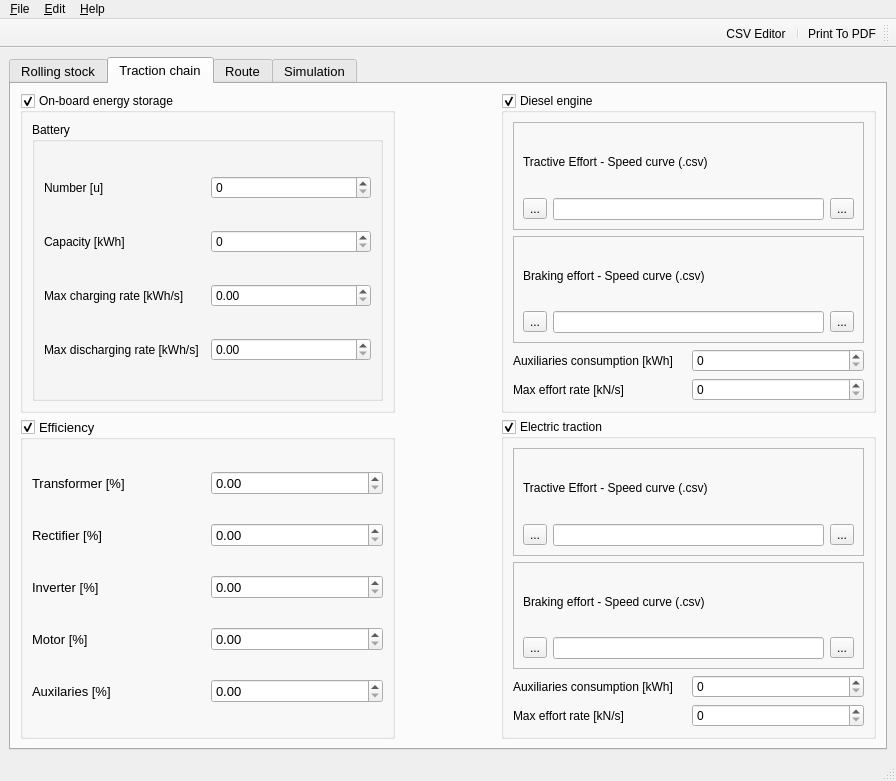
First picture: the form in RailwaySim_GUI.ui, repository danicc097/RailwaySim, before the edit.
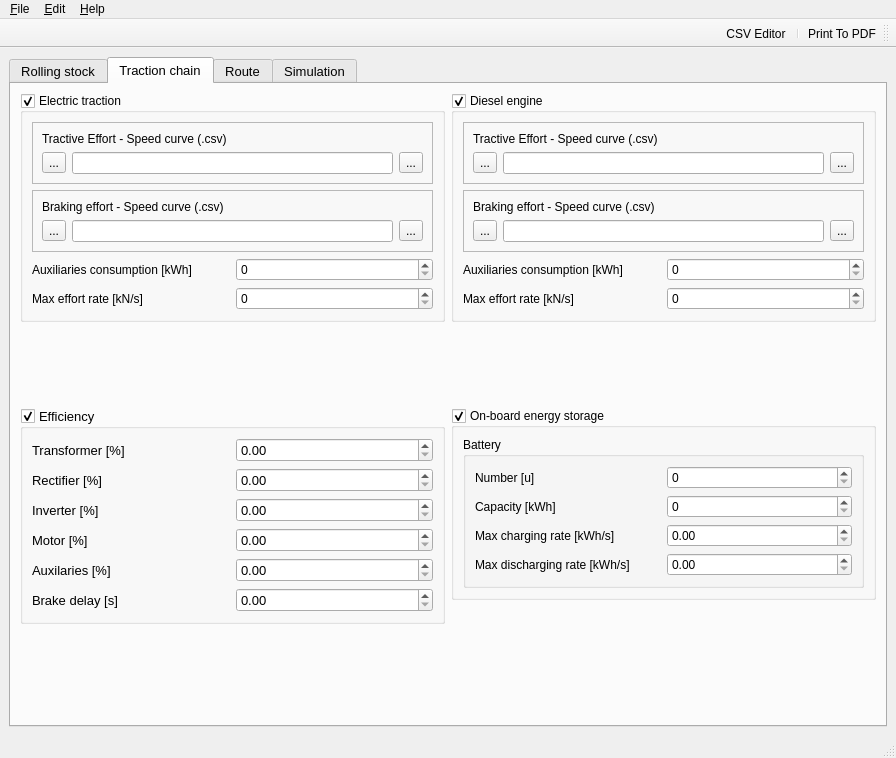
Second picture: the form after the edit. The open tabs and pages were chosen to show the change. Icons and pictures are not drawn.

Patch:
```diff
--- a/RailwaySim_GUI.ui
+++ b/RailwaySim_GUI.ui
@@ -1092,43 +1092,6 @@
           </item>
          </layout>
         </item>
-        <item>
-         <widget class="QGroupBox" name="groupBox_2">
-          <property name="title">
-           <string/>
-          </property>
-          <layout class="QHBoxLayout" name="horizontalLayout_34">
-           <item>
-            <layout class="QHBoxLayout" name="horizontalLayout_30">
-             <item>
-              <widget class="QLabel" name="label_15">
-               <property name="text">
-                <string>Brake delay [s]</string>
-               </property>
-              </widget>
-             </item>
-             <item>
-              <widget class="QSpinBox" name="BRAKE_DELAY"/>
-             </item>
-            </layout>
-           </item>
-           <item>
-            <layout class="QHBoxLayout" name="horizontalLayout_31">
-             <item>
-              <widget class="QLabel" name="label_24">
-               <property name="text">
-                <string>??</string>
-               </property>
-              </widget>
-             </item>
-             <item>
-              <widget class="QSpinBox" name="spinBox_2"/>
-             </item>
-            </layout>
-           </item>
-          </layout>
-         </widget>
-        </item>
        </layout>
       </widget>
       <widget class="QWidget" name="TractionChainTab">
@@ -1136,13 +1099,13 @@
         <string>Traction chain</string>
        </attribute>
        <layout class="QGridLayout" name="gridLayout_5">
-        <item row="2" column="2">
+        <item row="1" column="0" alignment="Qt::AlignTop">
          <widget class="QGroupBox" name="gb_electric_traction">
           <property name="enabled">
            <bool>true</bool>
           </property>
           <property name="sizePolicy">
-           <sizepolicy hsizetype="Expanding" vsizetype="Expanding">
+           <sizepolicy hsizetype="Expanding" vsizetype="Minimum">
             <horstretch>0</horstretch>
             <verstretch>0</verstretch>
            </sizepolicy>
@@ -1155,6 +1118,9 @@
           <property name="title">
            <string>Electric traction</string>
           </property>
+          <property name="alignment">
+           <set>Qt::AlignLeading|Qt::AlignLeft|Qt::AlignTop</set>
+          </property>
           <property name="checkable">
            <bool>true</bool>
           </property>
@@ -1349,13 +1315,421 @@
           </layout>
          </widget>
         </item>
-        <item row="1" column="0">
+        <item row="1" column="1" alignment="Qt::AlignTop">
+         <widget class="QGroupBox" name="gb_diesel_engine">
+          <property name="enabled">
+           <bool>true</bool>
+          </property>
+          <property name="sizePolicy">
+           <sizepolicy hsizetype="Expanding" vsizetype="Minimum">
+            <horstretch>0</horstretch>
+            <verstretch>0</verstretch>
+           </sizepolicy>
+          </property>
+          <property name="font">
+           <font>
+            <pointsize>9</pointsize>
+           </font>
+          </property>
+          <property name="title">
+           <string>Diesel engine</string>
+          </property>
+          <property name="alignment">
+           <set>Qt::AlignLeading|Qt::AlignLeft|Qt::AlignTop</set>
+          </property>
+          <property name="checkable">
+           <bool>true</bool>
+          </property>
+          <property name="checked">
+           <bool>true</bool>
+          </property>
+          <layout class="QVBoxLayout" name="verticalLayout_5">
+           <item>
+            <widget class="QFrame" name="frame_4">
+             <property name="frameShape">
+              <enum>QFrame::StyledPanel</enum>
+             </property>
+             <property name="frameShadow">
+              <enum>QFrame::Raised</enum>
+             </property>
+             <layout class="QVBoxLayout" name="verticalLayout_12">
+              <item alignment="Qt::AlignLeft">
+               <widget class="QLabel" name="label_64">
+                <property name="sizePolicy">
+                 <sizepolicy hsizetype="Expanding" vsizetype="Preferred">
+                  <horstretch>0</horstretch>
+                  <verstretch>0</verstretch>
+                 </sizepolicy>
+                </property>
+                <property name="minimumSize">
+                 <size>
+                  <width>280</width>
+                  <height>0</height>
+                 </size>
+                </property>
+                <property name="text">
+                 <string>Tractive Effort - Speed curve (.csv) </string>
+                </property>
+               </widget>
+              </item>
+              <item>
+               <layout class="QHBoxLayout" name="horizontalLayout_15">
+                <item>
+                 <widget class="QToolButton" name="D_TECurveEditButton">
+                  <property name="font">
+                   <font>
+                    <pointsize>9</pointsize>
+                    <kerning>true</kerning>
+                   </font>
+                  </property>
+                  <property name="text">
+                   <string>...</string>
+                  </property>
+                 </widget>
+                </item>
+                <item>
+                 <widget class="QLineEdit" name="D_TECurveLoadFilename">
+                  <property name="readOnly">
+                   <bool>true</bool>
+                  </property>
+                 </widget>
+                </item>
+                <item>
+                 <widget class="QToolButton" name="D_TECurveLoadButton">
+                  <property name="text">
+                   <string>...</string>
+                  </property>
+                 </widget>
+                </item>
+               </layout>
+              </item>
+             </layout>
+            </widget>
+           </item>
+           <item>
+            <widget class="QFrame" name="frame_5">
+             <property name="frameShape">
+              <enum>QFrame::StyledPanel</enum>
+             </property>
+             <property name="frameShadow">
+              <enum>QFrame::Raised</enum>
+             </property>
+             <layout class="QVBoxLayout" name="verticalLayout_9">
+              <item alignment="Qt::AlignLeft">
+               <widget class="QLabel" name="label_65">
+                <property name="sizePolicy">
+                 <sizepolicy hsizetype="Expanding" vsizetype="Preferred">
+                  <horstretch>0</horstretch>
+                  <verstretch>0</verstretch>
+                 </sizepolicy>
+                </property>
+                <property name="minimumSize">
+                 <size>
+                  <width>280</width>
+                  <height>0</height>
+                 </size>
+                </property>
+                <property name="text">
+                 <string>Braking effort - Speed curve (.csv) </string>
+                </property>
+               </widget>
+              </item>
+              <item>
+               <layout class="QHBoxLayout" name="horizontalLayout_25">
+                <item>
+                 <widget class="QToolButton" name="D_BECurveEditButton">
+                  <property name="font">
+                   <font>
+                    <pointsize>9</pointsize>
+                    <kerning>true</kerning>
+                   </font>
+                  </property>
+                  <property name="text">
+                   <string>...</string>
+                  </property>
+                 </widget>
+                </item>
+                <item>
+                 <widget class="QLineEdit" name="D_BECurveLoadFilename">
+                  <property name="readOnly">
+                   <bool>true</bool>
+                  </property>
+                 </widget>
+                </item>
+                <item>
+                 <widget class="QToolButton" name="D_BECurveLoadButton">
+                  <property name="text">
+                   <string>...</string>
+                  </property>
+                 </widget>
+                </item>
+               </layout>
+              </item>
+             </layout>
+            </widget>
+           </item>
+           <item>
+            <layout class="QHBoxLayout" name="horizontalLaya_9">
+             <item>
+              <widget class="QLabel" name="label_63">
+               <property name="text">
+                <string>Auxiliaries consumption [kWh]</string>
+               </property>
+              </widget>
+             </item>
+             <item>
+              <widget class="QSpinBox" name="D_AUX_CONS">
+               <property name="wrapping">
+                <bool>false</bool>
+               </property>
+               <property name="specialValueText">
+                <string/>
+               </property>
+               <property name="suffix">
+                <string/>
+               </property>
+               <property name="maximum">
+                <number>999</number>
+               </property>
+              </widget>
+             </item>
+            </layout>
+           </item>
+           <item>
+            <layout class="QHBoxLayout" name="horizontalLaya_10">
+             <item>
+              <widget class="QLabel" name="label_68">
+               <property name="text">
+                <string>Max effort rate [kN/s]</string>
+               </property>
+              </widget>
+             </item>
+             <item>
+              <widget class="QSpinBox" name="D_MAX_RATE">
+               <property name="wrapping">
+                <bool>false</bool>
+               </property>
+               <property name="specialValueText">
+                <string/>
+               </property>
+               <property name="suffix">
+                <string/>
+               </property>
+               <property name="maximum">
+                <number>999</number>
+               </property>
+              </widget>
+             </item>
+            </layout>
+           </item>
+          </layout>
+         </widget>
+        </item>
+        <item row="2" column="0" alignment="Qt::AlignTop">
+         <widget class="QGroupBox" name="gb_eff">
+          <property name="sizePolicy">
+           <sizepolicy hsizetype="Expanding" vsizetype="Minimum">
+            <horstretch>0</horstretch>
+            <verstretch>0</verstretch>
+           </sizepolicy>
+          </property>
+          <property name="title">
+           <string>Efficiency</string>
+          </property>
+          <property name="checkable">
+           <bool>true</bool>
+          </property>
+          <layout class="QVBoxLayout" name="verticalLayout_3">
+           <item>
+            <layout class="QHBoxLayout" name="horizontalLayout_48">
+             <item>
+              <widget class="QLabel" name="label_49">
+               <property name="text">
+                <string>Transformer [%]</string>
+               </property>
+              </widget>
+             </item>
+             <item>
+              <widget class="QDoubleSpinBox" name="TRAFO_EFF">
+               <property name="wrapping">
+                <bool>false</bool>
+               </property>
+               <property name="specialValueText">
+                <string/>
+               </property>
+               <property name="prefix">
+                <string/>
+               </property>
+               <property name="suffix">
+                <string/>
+               </property>
+               <property name="maximum">
+                <double>100.000000000000000</double>
+               </property>
+              </widget>
+             </item>
+            </layout>
+           </item>
+           <item>
+            <layout class="QHBoxLayout" name="horizontalLayout_54">
+             <item>
+              <widget class="QLabel" name="label_58">
+               <property name="text">
+                <string>Rectifier [%]</string>
+               </property>
+              </widget>
+             </item>
+             <item>
+              <widget class="QDoubleSpinBox" name="RECT_EFF">
+               <property name="wrapping">
+                <bool>false</bool>
+               </property>
+               <property name="specialValueText">
+                <string/>
+               </property>
+               <property name="prefix">
+                <string/>
+               </property>
+               <property name="suffix">
+                <string/>
+               </property>
+               <property name="maximum">
+                <double>100.000000000000000</double>
+               </property>
+              </widget>
+             </item>
+            </layout>
+           </item>
+           <item>
+            <layout class="QHBoxLayout" name="horizontalLayout_55">
+             <item>
+              <widget class="QLabel" name="label_59">
+               <property name="text">
+                <string>Inverter [%]</string>
+               </property>
+              </widget>
+             </item>
+             <item>
+              <widget class="QDoubleSpinBox" name="INV_EFF">
+               <property name="wrapping">
+                <bool>false</bool>
+               </property>
+               <property name="specialValueText">
+                <string/>
+               </property>
+               <property name="prefix">
+                <string/>
+               </property>
+               <property name="suffix">
+                <string/>
+               </property>
+               <property name="maximum">
+                <double>100.000000000000000</double>
+               </property>
+              </widget>
+             </item>
+            </layout>
+           </item>
+           <item>
+            <layout class="QHBoxLayout" name="horizontalLayout_56">
+             <item>
+              <widget class="QLabel" name="label_60">
+               <property name="text">
+                <string>Motor [%]</string>
+               </property>
+              </widget>
+             </item>
+             <item>
+              <widget class="QDoubleSpinBox" name="MOTOR_EFF">
+               <property name="wrapping">
+                <bool>false</bool>
+               </property>
+               <property name="specialValueText">
+                <string/>
+               </property>
+               <property name="prefix">
+                <string/>
+               </property>
+               <property name="suffix">
+                <string/>
+               </property>
+               <property name="maximum">
+                <double>100.000000000000000</double>
+               </property>
+              </widget>
+             </item>
+            </layout>
+           </item>
+           <item>
+            <layout class="QHBoxLayout" name="horizontalLaya_8">
+             <item>
+              <widget class="QLabel" name="label_61">
+               <property name="text">
+                <string>Auxilaries [%]</string>
+               </property>
+              </widget>
+             </item>
+             <item>
+              <widget class="QDoubleSpinBox" name="AUX_EFF">
+               <property name="wrapping">
+                <bool>false</bool>
+               </property>
+               <property name="specialValueText">
+                <string/>
+               </property>
+               <property name="prefix">
+                <string/>
+               </property>
+               <property name="suffix">
+                <string/>
+               </property>
+               <property name="maximum">
+                <double>100.000000000000000</double>
+               </property>
+              </widget>
+             </item>
+            </layout>
+           </item>
+           <item>
+            <layout class="QHBoxLayout" name="horizontalLaya_12">
+             <item>
+              <widget class="QLabel" name="label_66">
+               <property name="text">
+                <string>Brake delay [s]</string>
+               </property>
+              </widget>
+             </item>
+             <item>
+              <widget class="QDoubleSpinBox" name="BRAKE_DELAY">
+               <property name="wrapping">
+                <bool>false</bool>
+               </property>
+               <property name="specialValueText">
+                <string/>
+               </property>
+               <property name="prefix">
+                <string/>
+               </property>
+               <property name="suffix">
+                <string/>
+               </property>
+               <property name="maximum">
+                <double>100.000000000000000</double>
+               </property>
+              </widget>
+             </item>
+            </layout>
+           </item>
+          </layout>
+         </widget>
+        </item>
+        <item row="2" column="1" alignment="Qt::AlignTop">
          <widget class="QGroupBox" name="gb_onboard_storage">
           <property name="enabled">
            <bool>true</bool>
           </property>
           <property name="sizePolicy">
-           <sizepolicy hsizetype="Expanding" vsizetype="Expanding">
+           <sizepolicy hsizetype="Expanding" vsizetype="Minimum">
             <horstretch>0</horstretch>
             <verstretch>0</verstretch>
            </sizepolicy>
@@ -1368,6 +1742,9 @@
           <property name="title">
            <string>On-board energy storage</string>
           </property>
+          <property name="alignment">
+           <set>Qt::AlignLeading|Qt::AlignLeft|Qt::AlignTop</set>
+          </property>
           <property name="checkable">
            <bool>true</bool>
           </property>
@@ -1504,397 +1881,6 @@
           </layout>
          </widget>
         </item>
-        <item row="2" column="0">
-         <widget class="QGroupBox" name="gb_eff">
-          <property name="sizePolicy">
-           <sizepolicy hsizetype="Expanding" vsizetype="Expanding">
-            <horstretch>0</horstretch>
-            <verstretch>0</verstretch>
-           </sizepolicy>
-          </property>
-          <property name="title">
-           <string>Efficiency</string>
-          </property>
-          <property name="checkable">
-           <bool>true</bool>
-          </property>
-          <layout class="QVBoxLayout" name="verticalLayout_6">
-           <item>
-            <layout class="QHBoxLayout" name="horizontalLayout_48">
-             <item>
-              <widget class="QLabel" name="label_49">
-               <property name="text">
-                <string>Transformer [%]</string>
-               </property>
-              </widget>
-             </item>
-             <item>
-              <widget class="QDoubleSpinBox" name="TRAFO_EFF">
-               <property name="wrapping">
-                <bool>false</bool>
-               </property>
-               <property name="specialValueText">
-                <string/>
-               </property>
-               <property name="prefix">
-                <string/>
-               </property>
-               <property name="suffix">
-                <string/>
-               </property>
-               <property name="maximum">
-                <double>100.000000000000000</double>
-               </property>
-              </widget>
-             </item>
-            </layout>
-           </item>
-           <item>
-            <layout class="QHBoxLayout" name="horizontalLayout_54">
-             <item>
-              <widget class="QLabel" name="label_58">
-               <property name="text">
-                <string>Rectifier [%]</string>
-               </property>
-              </widget>
-             </item>
-             <item>
-              <widget class="QDoubleSpinBox" name="RECT_EFF">
-               <property name="wrapping">
-                <bool>false</bool>
-               </property>
-               <property name="specialValueText">
-                <string/>
-               </property>
-               <property name="prefix">
-                <string/>
-               </property>
-               <property name="suffix">
-                <string/>
-               </property>
-               <property name="maximum">
-                <double>100.000000000000000</double>
-               </property>
-              </widget>
-             </item>
-            </layout>
-           </item>
-           <item>
-            <layout class="QHBoxLayout" name="horizontalLayout_55">
-             <item>
-              <widget class="QLabel" name="label_59">
-               <property name="text">
-                <string>Inverter [%]</string>
-               </property>
-              </widget>
-             </item>
-             <item>
-              <widget class="QDoubleSpinBox" name="INV_EFF">
-               <property name="wrapping">
-                <bool>false</bool>
-               </property>
-               <property name="specialValueText">
-                <string/>
-               </property>
-               <property name="prefix">
-                <string/>
-               </property>
-               <property name="suffix">
-                <string/>
-               </property>
-               <property name="maximum">
-                <double>100.000000000000000</double>
-               </property>
-              </widget>
-             </item>
-            </layout>
-           </item>
-           <item>
-            <layout class="QHBoxLayout" name="horizontalLayout_56">
-             <item>
-              <widget class="QLabel" name="label_60">
-               <property name="text">
-                <string>Motor [%]</string>
-               </property>
-              </widget>
-             </item>
-             <item>
-              <widget class="QDoubleSpinBox" name="MOTOR_EFF">
-               <property name="wrapping">
-                <bool>false</bool>
-               </property>
-               <property name="specialValueText">
-                <string/>
-               </property>
-               <property name="prefix">
-                <string/>
-               </property>
-               <property name="suffix">
-                <string/>
-               </property>
-               <property name="maximum">
-                <double>100.000000000000000</double>
-               </property>
-              </widget>
-             </item>
-            </layout>
-           </item>
-           <item>
-            <layout class="QHBoxLayout" name="horizontalLaya_8">
-             <item>
-              <widget class="QLabel" name="label_61">
-               <property name="text">
-                <string>Auxilaries [%]</string>
-               </property>
-              </widget>
-             </item>
-             <item>
-              <widget class="QDoubleSpinBox" name="AUX_EFF">
-               <property name="wrapping">
-                <bool>false</bool>
-               </property>
-               <property name="specialValueText">
-                <string/>
-               </property>
-               <property name="prefix">
-                <string/>
-               </property>
-               <property name="suffix">
-                <string/>
-               </property>
-               <property name="maximum">
-                <double>100.000000000000000</double>
-               </property>
-              </widget>
-             </item>
-            </layout>
-           </item>
-          </layout>
-         </widget>
-        </item>
-        <item row="1" column="2">
-         <widget class="QGroupBox" name="gb_diesel_engine">
-          <property name="enabled">
-           <bool>true</bool>
-          </property>
-          <property name="sizePolicy">
-           <sizepolicy hsizetype="Expanding" vsizetype="Expanding">
-            <horstretch>0</horstretch>
-            <verstretch>0</verstretch>
-           </sizepolicy>
-          </property>
-          <property name="font">
-           <font>
-            <pointsize>9</pointsize>
-           </font>
-          </property>
-          <property name="title">
-           <string>Diesel engine</string>
-          </property>
-          <property name="checkable">
-           <bool>true</bool>
-          </property>
-          <property name="checked">
-           <bool>true</bool>
-          </property>
-          <layout class="QVBoxLayout" name="verticalLayout_5">
-           <item>
-            <widget class="QFrame" name="frame_4">
-             <property name="frameShape">
-              <enum>QFrame::StyledPanel</enum>
-             </property>
-             <property name="frameShadow">
-              <enum>QFrame::Raised</enum>
-             </property>
-             <layout class="QVBoxLayout" name="verticalLayout_12">
-              <item alignment="Qt::AlignLeft">
-               <widget class="QLabel" name="label_64">
-                <property name="sizePolicy">
-                 <sizepolicy hsizetype="Expanding" vsizetype="Preferred">
-                  <horstretch>0</horstretch>
-                  <verstretch>0</verstretch>
-                 </sizepolicy>
-                </property>
-                <property name="minimumSize">
-                 <size>
-                  <width>280</width>
-                  <height>0</height>
-                 </size>
-                </property>
-                <property name="text">
-                 <string>Tractive Effort - Speed curve (.csv) </string>
-                </property>
-               </widget>
-              </item>
-              <item>
-               <layout class="QHBoxLayout" name="horizontalLayout_15">
-                <item>
-                 <widget class="QToolButton" name="D_TECurveEditButton">
-                  <property name="font">
-                   <font>
-                    <pointsize>9</pointsize>
-                    <kerning>true</kerning>
-                   </font>
-                  </property>
-                  <property name="text">
-                   <string>...</string>
-                  </property>
-                 </widget>
-                </item>
-                <item>
-                 <widget class="QLineEdit" name="D_TECurveLoadFilename">
-                  <property name="readOnly">
-                   <bool>true</bool>
-                  </property>
-                 </widget>
-                </item>
-                <item>
-                 <widget class="QToolButton" name="D_TECurveLoadButton">
-                  <property name="text">
-                   <string>...</string>
-                  </property>
-                 </widget>
-                </item>
-               </layout>
-              </item>
-             </layout>
-            </widget>
-           </item>
-           <item>
-            <widget class="QFrame" name="frame_5">
-             <property name="frameShape">
-              <enum>QFrame::StyledPanel</enum>
-             </property>
-             <property name="frameShadow">
-              <enum>QFrame::Raised</enum>
-             </property>
-             <layout class="QVBoxLayout" name="verticalLayout_9">
-              <item alignment="Qt::AlignLeft">
-               <widget class="QLabel" name="label_65">
-                <property name="sizePolicy">
-                 <sizepolicy hsizetype="Expanding" vsizetype="Preferred">
-                  <horstretch>0</horstretch>
-                  <verstretch>0</verstretch>
-                 </sizepolicy>
-                </property>
-                <property name="minimumSize">
-                 <size>
-                  <width>280</width>
-                  <height>0</height>
-                 </size>
-                </property>
-                <property name="text">
-                 <string>Braking effort - Speed curve (.csv) </string>
-                </property>
-               </widget>
-              </item>
-              <item>
-               <layout class="QHBoxLayout" name="horizontalLayout_25">
-                <item>
-                 <widget class="QToolButton" name="D_BECurveEditButton">
-                  <property name="font">
-                   <font>
-                    <pointsize>9</pointsize>
-                    <kerning>true</kerning>
-                   </font>
-                  </property>
-                  <property name="text">
-                   <string>...</string>
-                  </property>
-                 </widget>
-                </item>
-                <item>
-                 <widget class="QLineEdit" name="D_BECurveLoadFilename">
-                  <property name="readOnly">
-                   <bool>true</bool>
-                  </property>
-                 </widget>
-                </item>
-                <item>
-                 <widget class="QToolButton" name="D_BECurveLoadButton">
-                  <property name="text">
-                   <string>...</string>
-                  </property>
-                 </widget>
-                </item>
-               </layout>
-              </item>
-             </layout>
-            </widget>
-           </item>
-           <item>
-            <layout class="QHBoxLayout" name="horizontalLaya_9">
-             <item>
-              <widget class="QLabel" name="label_63">
-               <property name="text">
-                <string>Auxiliaries consumption [kWh]</string>
-               </property>
-              </widget>
-             </item>
-             <item>
-              <widget class="QSpinBox" name="D_AUX_CONS">
-               <property name="wrapping">
-                <bool>false</bool>
-               </property>
-               <property name="specialValueText">
-                <string/>
-               </property>
-               <property name="suffix">
-                <string/>
-               </property>
-               <property name="maximum">
-                <number>999</number>
-               </property>
-              </widget>
-             </item>
-            </layout>
-           </item>
-           <item>
-            <layout class="QHBoxLayout" name="horizontalLaya_10">
-             <item>
-              <widget class="QLabel" name="label_68">
-               <property name="text">
-                <string>Max effort rate [kN/s]</string>
-               </property>
-              </widget>
-             </item>
-             <item>
-              <widget class="QSpinBox" name="D_MAX_RATE">
-               <property name="wrapping">
-                <bool>false</bool>
-               </property>
-               <property name="specialValueText">
-                <string/>
-               </property>
-               <property name="suffix">
-                <string/>
-               </property>
-               <property name="maximum">
-                <number>999</number>
-               </property>
-              </widget>
-             </item>
-            </layout>
-           </item>
-          </layout>
-         </widget>
-        </item>
-        <item row="2" column="1">
-         <spacer name="horizontalSpacer">
-          <property name="orientation">
-           <enum>Qt::Horizontal</enum>
-          </property>
-          <property name="sizeType">
-           <enum>QSizePolicy::Maximum</enum>
-          </property>
-          <property name="sizeHint" stdset="0">
-           <size>
-            <width>100</width>
-            <height>20</height>
-           </size>
-          </property>
-         </spacer>
-        </item>
        </layout>
       </widget>
       <widget class="QWidget" name="RouteTab">
```
Left out of the diff: 1127 changed lines with no effect on the pictures.
